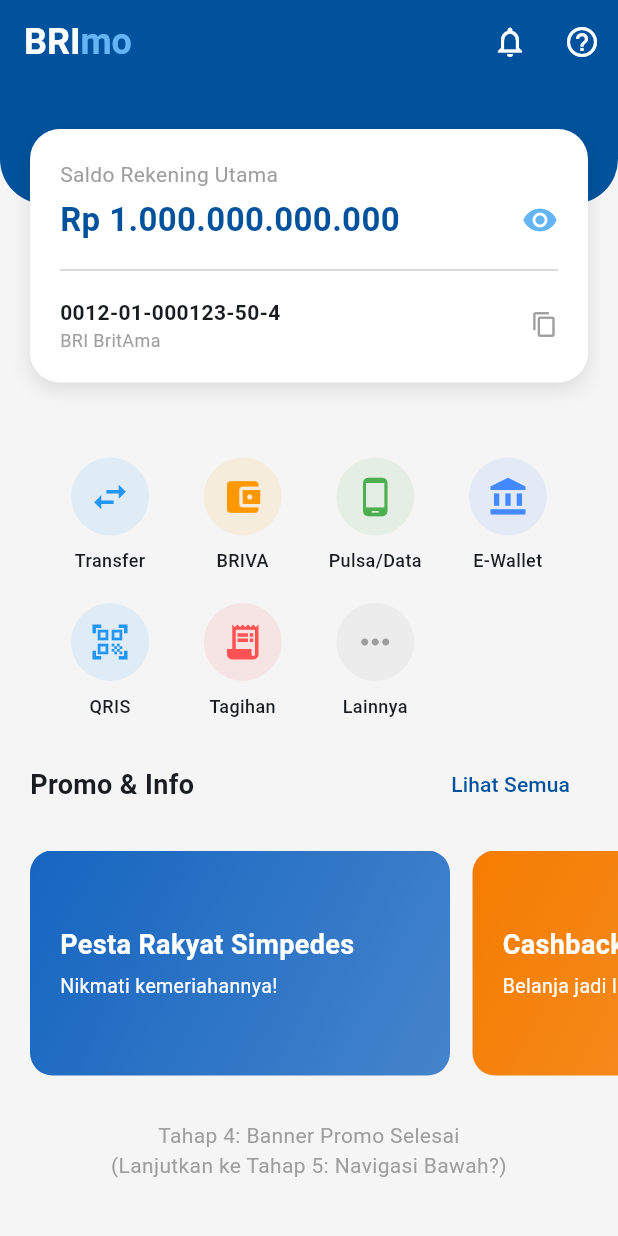
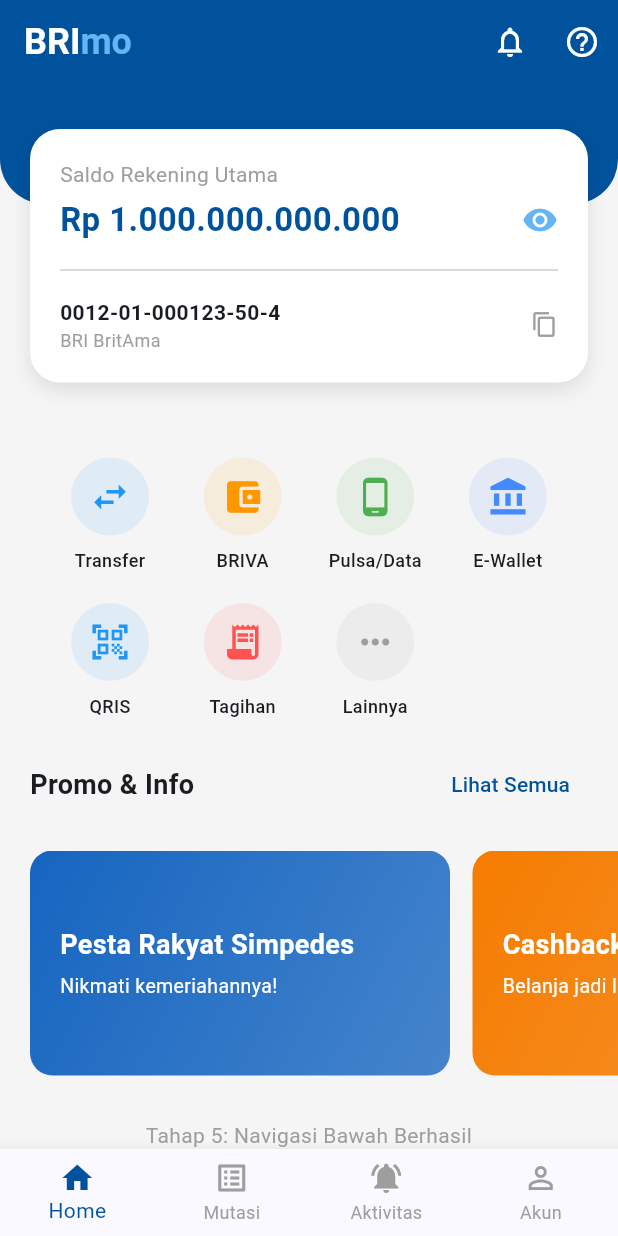
Before and after one commit to SevenSeven-7/UTS_BikinAplikasiBankBRI-Tampilan-, a Flutter app: the screen it shows after launch, on a phone screen of 412 x 824 dp. Run offline on Flutter 3.47's test engine with Material 3 defaults, Android fonts, the phone set to English and light mode, and no system bars.

Commit message:
Menambahkan Menu Navigasi Bawah

```diff
--- a/lib/main.dart
+++ b/lib/main.dart
@@ -291,13 +291,25 @@
             const Padding(
               padding: EdgeInsets.symmetric(vertical: 30),
               child: Text(
-                'Tahap 4: Banner Promo Selesai\n(Lanjutkan ke Tahap 5: Navigasi Bawah?)',
+                'Tahap 5: Navigasi Bawah Berhasil\n(Lanjutkan ke Tahap 6: Final Polishing?)',
                 textAlign: TextAlign.center,
                 style: TextStyle(color: Colors.grey),
               ),
             ),
           ],
         ),
+      ),
+      bottomNavigationBar: BottomNavigationBar(
+        type: BottomNavigationBarType.fixed,
+        selectedItemColor: const Color(0xFF00529C),
+        unselectedItemColor: Colors.grey,
+        currentIndex: 0,
+        items: const [
+          BottomNavigationBarItem(icon: Icon(Icons.home), label: 'Home'),
+          BottomNavigationBarItem(icon: Icon(Icons.list_alt), label: 'Mutasi'),
+          BottomNavigationBarItem(icon: Icon(Icons.notifications_active), label: 'Aktivitas'),
+          BottomNavigationBarItem(icon: Icon(Icons.person_outline), label: 'Akun'),
+        ],
       ),
     );
   }
```
